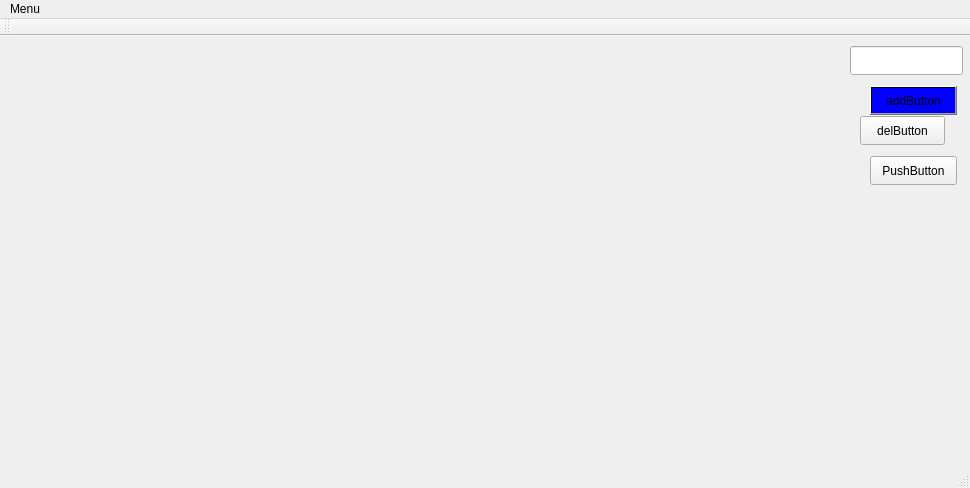
This is mainwindow.ui in sermart1234/SB as Qt 5 draws it before an edit. The edited form follows.
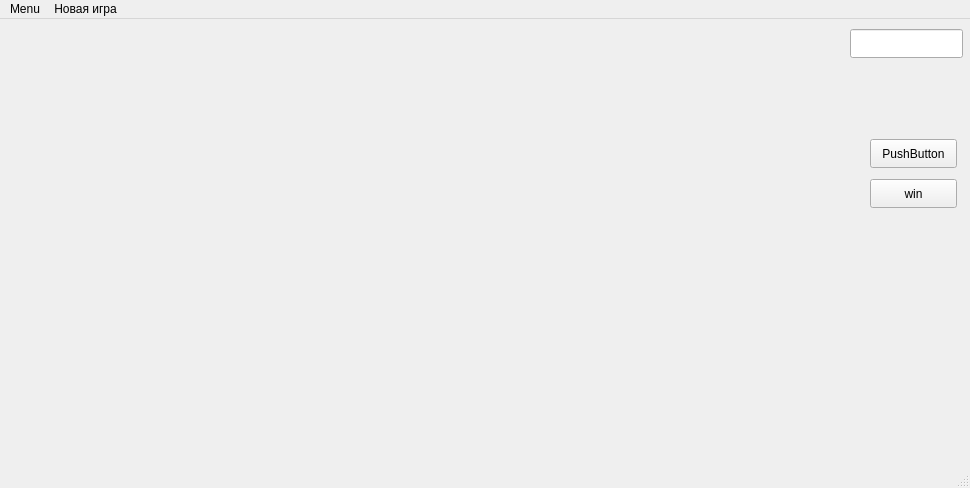
This is the edited form.

```diff
--- a/mainwindow.ui
+++ b/mainwindow.ui
@@ -14,36 +14,6 @@
    <string>MainWindow</string>
   </property>
   <widget class="QWidget" name="centralWidget">
-   <widget class="QPushButton" name="addButton">
-    <property name="geometry">
-     <rect>
-      <x>870</x>
-      <y>50</y>
-      <width>87</width>
-      <height>29</height>
-     </rect>
-    </property>
-    <property name="styleSheet">
-     <string notr="true">background-color: qlineargradient(spread:pad, x1:0, y1:0, x2:0, y2:1, stop:1 rgba(0, 0, 255, 255));
-</string>
-    </property>
-    <property name="text">
-     <string>addButton</string>
-    </property>
-   </widget>
-   <widget class="QPushButton" name="deleteButton">
-    <property name="geometry">
-     <rect>
-      <x>860</x>
-      <y>80</y>
-      <width>85</width>
-      <height>29</height>
-     </rect>
-    </property>
-    <property name="text">
-     <string>delButton</string>
-    </property>
-   </widget>
    <widget class="QLineEdit" name="lineEdit">
     <property name="geometry">
      <rect>
@@ -70,6 +40,19 @@
      <string>PushButton</string>
     </property>
    </widget>
+   <widget class="QPushButton" name="pushButton">
+    <property name="geometry">
+     <rect>
+      <x>870</x>
+      <y>160</y>
+      <width>87</width>
+      <height>29</height>
+     </rect>
+    </property>
+    <property name="text">
+     <string>win</string>
+    </property>
+   </widget>
   </widget>
   <widget class="QMenuBar" name="menuBar">
    <property name="geometry">
@@ -84,17 +67,17 @@
     <property name="title">
      <string>Menu</string>
     </property>
-    <addaction name="actionNew_game"/>
+    <addaction name="action_3"/>
+   </widget>
+   <widget class="QMenu" name="menu_2">
+    <property name="title">
+     <string>Новая игра</string>
+    </property>
+    <addaction name="Player2"/>
+    <addaction name="Bot"/>
    </widget>
    <addaction name="menu"/>
-  </widget>
-  <widget class="QToolBar" name="mainToolBar">
-   <attribute name="toolBarArea">
-    <enum>TopToolBarArea</enum>
-   </attribute>
-   <attribute name="toolBarBreak">
-    <bool>false</bool>
-   </attribute>
+   <addaction name="menu_2"/>
   </widget>
   <widget class="QStatusBar" name="statusBar"/>
   <action name="actionNew_game">
```
Left out of the diff: 34 changed lines with no effect on the pictures.
